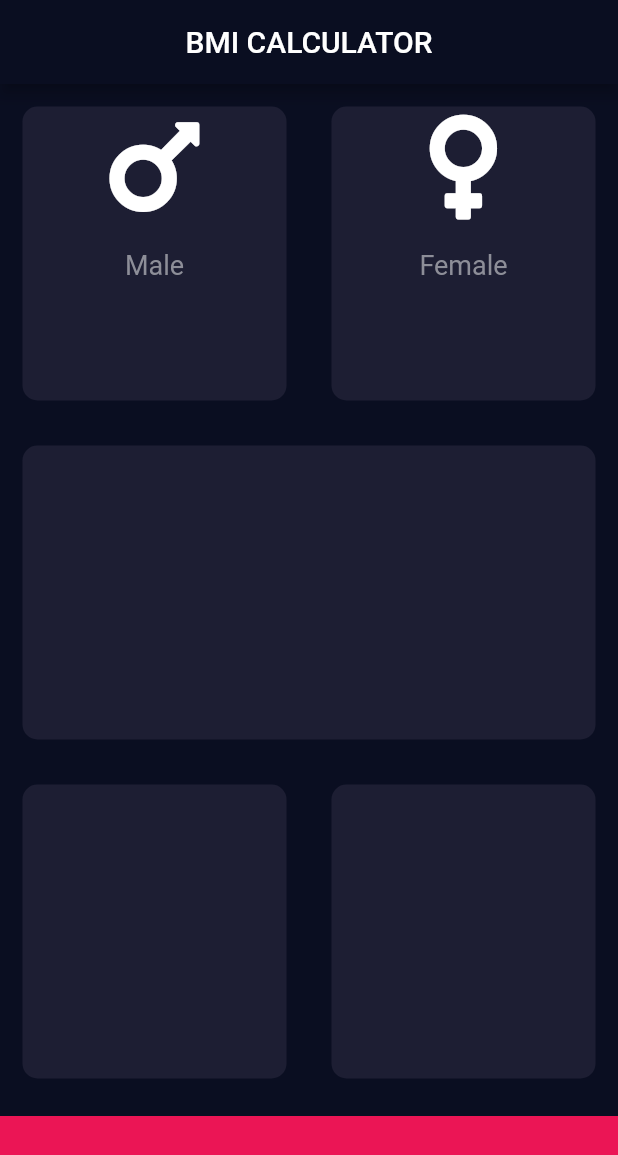
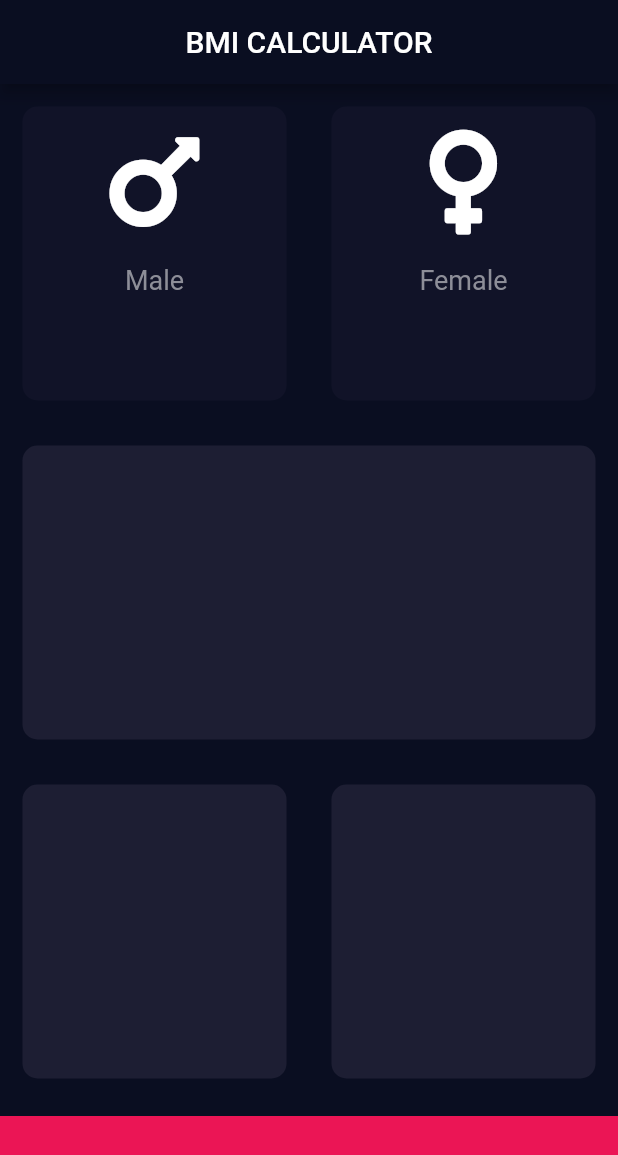
Before and after one commit to viniaf13/bmi-flutter-app, a Flutter app: the screen it shows after launch, on a phone screen of 412 x 824 dp. Shown: the top 1155 px of the screen. Run offline on Flutter 3.47's test engine with Material 2 defaults, Android fonts, the phone set to English and light mode, and no system bars; our stand-ins replace font_awesome_flutter.

Commit message:
Gesture dectector is now inside reusable_card

```diff
--- a/lib/icon_content.dart
+++ b/lib/icon_content.dart
@@ -14,6 +14,7 @@ class IconContent extends StatelessWidget {
   Widget build(BuildContext context) {
     return Column(
       children: [
+        SizedBox(height: 10.0),
         Icon(
           icon,
           size: 80.0,
--- a/lib/input_page.dart
+++ b/lib/input_page.dart
@@ -4,7 +4,10 @@ import 'icon_content.dart';
 import 'reusable_card.dart';
 
 const Color activeCardColor = Color(0xFF1D1E33);
+const Color inactiveCardColor = Color(0xFF111328);
 const Color bottomContainerColor = Color(0xFFEB1555);
+
+enum Gender { male, female }
 
 class InputPage extends StatefulWidget {
   @override
@@ -12,6 +15,8 @@ class InputPage extends StatefulWidget {
 }
 
 class _InputPageState extends State<InputPage> {
+  Gender selectedGender;
+
   @override
   Widget build(BuildContext context) {
     return Scaffold(
@@ -24,27 +29,45 @@ class _InputPageState extends State<InputPage> {
             children: [
               Expanded(
                 child: ReusableCard(
-                      activeCardColor,
-                      IconContent(
+                  onPress: () {
+                    setState(() {
+                      selectedGender = Gender.male;
+                    });
+                  },
+                  colour: selectedGender == Gender.male
+                      ? activeCardColor
+                      : inactiveCardColor,
+                  cardChild: IconContent(
                     label: 'Male',
                     icon: FontAwesomeIcons.mars,
-                      ))),
+                  ),
+                ),
+              ),
               Expanded(
                 child: ReusableCard(
-                      activeCardColor,
-                      IconContent(
+                  onPress: () {
+                    setState(() {
+                      selectedGender = Gender.female;
+                    });
+                  },
+                  colour: selectedGender == Gender.female
+                      ? activeCardColor
+                      : inactiveCardColor,
+                  cardChild: IconContent(
                     label: 'Female',
                     icon: FontAwesomeIcons.venus,
-                      )))
+                  ),
+                ),
+              )
             ],
           ),
         ),
-        Expanded(child: ReusableCard(activeCardColor)),
+        Expanded(child: ReusableCard(colour: activeCardColor)),
         Expanded(
           child: Row(
             children: [
-              Expanded(child: ReusableCard(activeCardColor)),
-              Expanded(child: ReusableCard(activeCardColor)),
+              Expanded(child: ReusableCard(colour: activeCardColor)),
+              Expanded(child: ReusableCard(colour: activeCardColor)),
             ],
           ),
         ),
--- a/lib/reusable_card.dart
+++ b/lib/reusable_card.dart
@@ -1,19 +1,23 @@
 import 'package:flutter/material.dart';
 
 class ReusableCard extends StatelessWidget {
-  ReusableCard(this.colour, [this.cardChild]);
+  ReusableCard({@required this.colour, this.cardChild, this.onPress});
 
   final Color colour;
   final Widget cardChild;
+  final Function onPress;
 
   @override
   Widget build(BuildContext context) {
-    return Container(
-      child: cardChild,
-      margin: EdgeInsets.all(15.0),
-      decoration: BoxDecoration(
-        borderRadius: BorderRadius.circular(10.0),
-        color: colour,
+    return GestureDetector(
+      onTap: onPress,
+      child: Container(
+        child: cardChild,
+        margin: EdgeInsets.all(15.0),
+        decoration: BoxDecoration(
+          borderRadius: BorderRadius.circular(10.0),
+          color: colour,
+        ),
       ),
     );
   }
```
Lines whose indentation alone changed are shown as unchanged.
